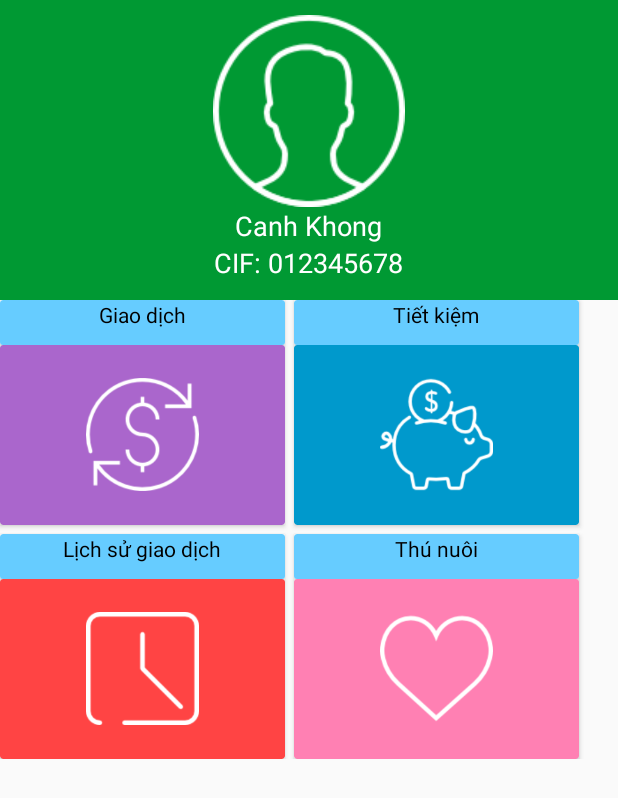
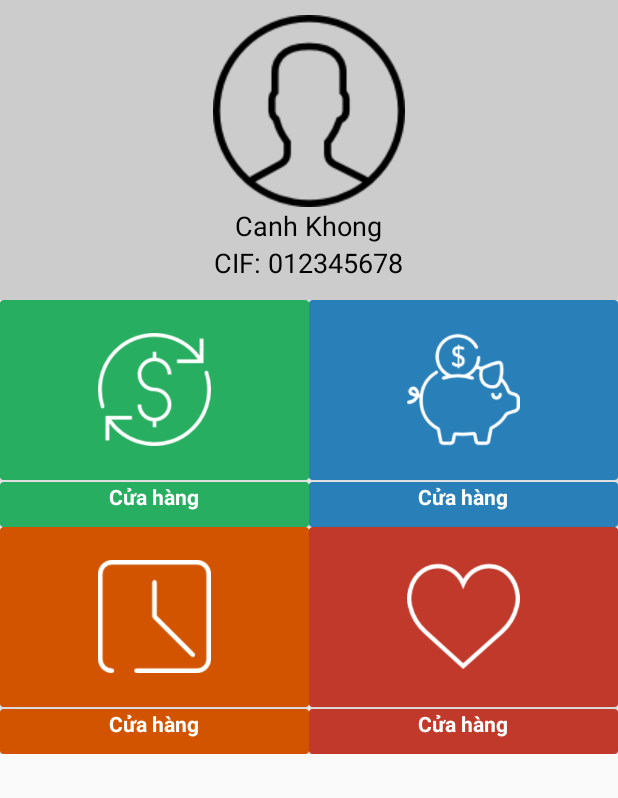
Before and after one commit to canhkhongduc/KittyBankAndroid, an Android app: the layout activity_home.xml on its own in the app's theme, with its tools: preview values and no code run, on a phone screen of 412 x 824 dp. Shown: the top 798 px of the screen. Run offline under Robolectric (Android 15) with nearby library versions, the phone set to English and light mode, and no system bars.

Commit message:
commit design UI for HomeActivity

```diff
--- a/app/src/main/java/gamification/kitty/hackathon/kittybank/activity/LoginActivity.java
+++ b/app/src/main/java/gamification/kitty/hackathon/kittybank/activity/LoginActivity.java
@@ -23,7 +23,7 @@ import java.util.HashMap;
 import java.util.Map;
 
 import gamification.kitty.hackathon.kittybank.R;
-import gamification.kitty.hackathon.kittybank.bank.HomeActivity;
+import gamification.kitty.hackathon.kittybank.activity.HomeActivity;
 import gamification.kitty.hackathon.kittybank.callback.IVolleyCallback;
 import gamification.kitty.hackathon.kittybank.entity.User;
 import gamification.kitty.hackathon.kittybank.request.LoginRequestManagement;
--- a/app/src/main/res/layout/activity_home.xml
+++ b/app/src/main/res/layout/activity_home.xml
@@ -14,7 +14,7 @@
         <LinearLayout
             android:layout_width="match_parent"
             android:layout_height="200dp"
-            android:background="@color/primary"
+            android:background="@color/iron"
             android:orientation="vertical">
 
             <ImageView
@@ -23,7 +23,7 @@
                 android:layout_height="wrap_content"
                 android:layout_gravity="center_horizontal"
                 android:layout_marginTop="10dp"
-                android:src="@drawable/man" />
+                android:src="@drawable/user" />
 
             <TextView
                 android:id="@+id/tvUsername"
@@ -32,7 +32,7 @@
                 android:layout_gravity="center_horizontal"
                 android:text="Canh Khong"
                 android:textAlignment="center"
-                android:textColor="@color/accent"
+                android:textColor="@color/black"
                 android:textSize="18sp" />
 
             <TextView
@@ -42,40 +42,35 @@
                 android:layout_gravity="center_horizontal"
                 android:text="CIF: 012345678"
                 android:textAlignment="center"
-                android:textColor="@color/accent"
+                android:textColor="@color/black"
                 android:textSize="18sp" />
         </LinearLayout>
 
     </RelativeLayout>
-    <GridLayout
+    <LinearLayout
         android:layout_width="match_parent"
         android:layout_height="wrap_content"
-        android:columnCount="2">
+        android:columnCount="2"
+        android:orientation="vertical"
+        android:weightSum="2">
+        <LinearLayout
+            android:layout_width="match_parent"
+            android:layout_height="wrap_content"
+            android:layout_weight="1"
+            android:orientation="horizontal"
+            android:weightSum="2">
             <android.support.v7.widget.CardView
-            android:layout_marginRight="6dp"
-            android:layout_marginBottom="6dp">
+                android:layout_width="match_parent"
+                android:layout_height="wrap_content"
+                android:layout_weight="1">
                 <LinearLayout
-                android:layout_width="190dp"
+                    android:layout_width="match_parent"
                     android:layout_height="wrap_content"
                     android:orientation="vertical">
-
-                <android.support.v7.widget.CardView
-                    android:layout_width="match_parent"
-                    android:layout_height="30dp">
-
-                    <TextView
-                        android:layout_width="match_parent"
-                        android:layout_height="match_parent"
-                        android:background="@color/light_blue"
-                        android:text="Giao dịch"
-                        android:textAlignment="center"
-                        android:textColor="@color/black" />
-                </android.support.v7.widget.CardView>
-
                     <android.support.v7.widget.CardView
                         android:layout_width="match_parent"
                         android:layout_height="120dp"
-                    app:cardBackgroundColor="@android:color/holo_purple">
+                        app:cardBackgroundColor="@color/emerald">
 
                         <ImageView
                             android:layout_width="75dp"
@@ -83,32 +78,37 @@
                             android:layout_gravity="center"
                             android:src="@drawable/transaction" />
                     </android.support.v7.widget.CardView>
-
-            </LinearLayout>
-        </android.support.v7.widget.CardView>
-        <android.support.v7.widget.CardView>
-            <LinearLayout
-                android:layout_width="190dp"
-                android:layout_height="wrap_content"
-                android:orientation="vertical">
-
+                    <View
+                        android:layout_width="fill_parent"
+                        android:layout_height="1dp"
+                        android:background="#FFF"/>
                     <android.support.v7.widget.CardView
                         android:layout_width="match_parent"
-                    android:layout_height="30dp">
+                        android:layout_height="30dp"
+                        app:cardBackgroundColor="@color/emerald">
 
                         <TextView
                             android:layout_width="match_parent"
                             android:layout_height="match_parent"
-                        android:background="@color/light_blue"
-                        android:text="Tiết kiệm"
+                            android:text="Cửa hàng"
                             android:textAlignment="center"
-                        android:textColor="@color/black" />
+                            android:textColor="@color/accent"
+                            android:textStyle="bold"/>
                     </android.support.v7.widget.CardView>
-
+                </LinearLayout>
+            </android.support.v7.widget.CardView>
+            <android.support.v7.widget.CardView
+                android:layout_width="match_parent"
+                android:layout_height="wrap_content"
+                android:layout_weight="1">
+                <LinearLayout
+                    android:layout_width="match_parent"
+                    android:layout_height="wrap_content"
+                    android:orientation="vertical">
                     <android.support.v7.widget.CardView
                         android:layout_width="match_parent"
                         android:layout_height="120dp"
-                    app:cardBackgroundColor="@android:color/holo_blue_dark">
+                        app:cardBackgroundColor="@color/peterRiver">
 
                         <ImageView
                             android:layout_width="75dp"
@@ -116,32 +116,44 @@
                             android:layout_gravity="center"
                             android:src="@drawable/piggy" />
                     </android.support.v7.widget.CardView>
-
-            </LinearLayout>
-        </android.support.v7.widget.CardView>
-        <android.support.v7.widget.CardView>
-            <LinearLayout
-                android:layout_width="190dp"
-                android:layout_height="wrap_content"
-                android:orientation="vertical">
-
+                    <View
+                        android:layout_width="fill_parent"
+                        android:layout_height="1dp"
+                        android:background="#FFF"/>
                     <android.support.v7.widget.CardView
                         android:layout_width="match_parent"
-                    android:layout_height="30dp">
+                        android:layout_height="30dp"
+                        app:cardBackgroundColor="@color/peterRiver">
 
                         <TextView
                             android:layout_width="match_parent"
                             android:layout_height="match_parent"
-                        android:background="@color/light_blue"
-                        android:text="Lịch sử giao dịch"
+                            android:text="Cửa hàng"
                             android:textAlignment="center"
-                        android:textColor="@color/black" />
+                            android:textColor="@color/accent"
+                            android:textStyle="bold"/>
                     </android.support.v7.widget.CardView>
-
+                </LinearLayout>
+            </android.support.v7.widget.CardView>
+        </LinearLayout>
+        <LinearLayout
+            android:layout_width="match_parent"
+            android:layout_height="wrap_content"
+            android:layout_weight="1"
+            android:orientation="horizontal"
+            android:weightSum="2">
+            <android.support.v7.widget.CardView
+                android:layout_width="match_parent"
+                android:layout_height="wrap_content"
+                android:layout_weight="1">
+                <LinearLayout
+                    android:layout_width="match_parent"
+                    android:layout_height="wrap_content"
+                    android:orientation="vertical">
                     <android.support.v7.widget.CardView
                         android:layout_width="match_parent"
                         android:layout_height="120dp"
-                    app:cardBackgroundColor="@android:color/holo_red_light">
+                        app:cardBackgroundColor="@color/carrot">
 
                         <ImageView
                             android:layout_width="75dp"
@@ -149,32 +161,37 @@
                             android:layout_gravity="center"
                             android:src="@drawable/reverse" />
                     </android.support.v7.widget.CardView>
-
-            </LinearLayout>
-        </android.support.v7.widget.CardView>
-        <android.support.v7.widget.CardView>
-            <LinearLayout
-                android:layout_width="190dp"
-                android:layout_height="wrap_content"
-                android:orientation="vertical">
-
+                    <View
+                        android:layout_width="fill_parent"
+                        android:layout_height="1dp"
+                        android:background="#FFF"/>
                     <android.support.v7.widget.CardView
                         android:layout_width="match_parent"
-                    android:layout_height="30dp">
+                        android:layout_height="30dp"
+                        app:cardBackgroundColor="@color/carrot">
 
                         <TextView
                             android:layout_width="match_parent"
                             android:layout_height="match_parent"
-                        android:background="@color/light_blue"
-                        android:text="Thú nuôi"
+                            android:text="Cửa hàng"
                             android:textAlignment="center"
-                        android:textColor="@color/black" />
+                            android:textColor="@color/accent"
+                            android:textStyle="bold"/>
                     </android.support.v7.widget.CardView>
-
+                </LinearLayout>
+            </android.support.v7.widget.CardView>
+            <android.support.v7.widget.CardView
+                android:layout_width="match_parent"
+                android:layout_height="wrap_content"
+                android:layout_weight="1">
+                <LinearLayout
+                    android:layout_width="match_parent"
+                    android:layout_height="wrap_content"
+                    android:orientation="vertical">
                     <android.support.v7.widget.CardView
                         android:layout_width="match_parent"
                         android:layout_height="120dp"
-                    app:cardBackgroundColor="@color/light_pink">
+                        app:cardBackgroundColor="@color/alizarin">
 
                         <ImageView
                             android:layout_width="75dp"
@@ -182,9 +199,25 @@
                             android:layout_gravity="center"
                             android:src="@drawable/kitty" />
                     </android.support.v7.widget.CardView>
+                    <View
+                        android:layout_width="fill_parent"
+                        android:layout_height="1dp"
+                        android:background="#FFF"/>
+                    <android.support.v7.widget.CardView
+                        android:layout_width="match_parent"
+                        android:layout_height="30dp"
+                        app:cardBackgroundColor="@color/alizarin">
 
+                        <TextView
+                            android:layout_width="match_parent"
+                            android:layout_height="match_parent"
+                            android:text="Cửa hàng"
+                            android:textAlignment="center"
+                            android:textColor="@color/accent"
+                            android:textStyle="bold"/>
+                    </android.support.v7.widget.CardView>
                 </LinearLayout>
             </android.support.v7.widget.CardView>
-    </GridLayout>
-
         </LinearLayout>
+    </LinearLayout>
+</LinearLayout>
--- a/app/src/main/res/layout/activity_login.xml
+++ b/app/src/main/res/layout/activity_login.xml
@@ -4,7 +4,7 @@
     xmlns:tools="http://schemas.android.com/tools"
     android:layout_width="match_parent"
     android:layout_height="match_parent"
-    tools:context="gamification.kitty.hackathon.kittybank.login.LoginActivity"
+    tools:context="gamification.kitty.hackathon.kittybank.activity.LoginActivity"
     android:fitsSystemWindows="true">
     <LinearLayout
         android:layout_width="match_parent"
--- a/app/src/main/res/values/colors.xml
+++ b/app/src/main/res/values/colors.xml
@@ -4,6 +4,7 @@
     <color name="primary_dark">#006600</color>
     <color name="primary_darker">#003300</color>
     <color name="accent">#ffffff</color>
+    <color name="primary_lighter">#00bf3f</color>
 
     <color name="black">#000000</color>
     <color name="jet">#222222</color>
@@ -16,4 +17,8 @@
     <color name="white">#FFFFFF</color>
     <color name="light_blue">#66ccff</color>
     <color name="light_pink">#ff80b3</color>
+    <color name="emerald">#27ae60</color>
+    <color name="peterRiver">#2980b9</color>
+    <color name="carrot">#d35400</color>
+    <color name="alizarin">#c0392b</color>
 </resources>
```
Also changed, not shown: app/src/main/res/drawable/user.png (added). Lines whose indentation alone changed are shown as unchanged.
